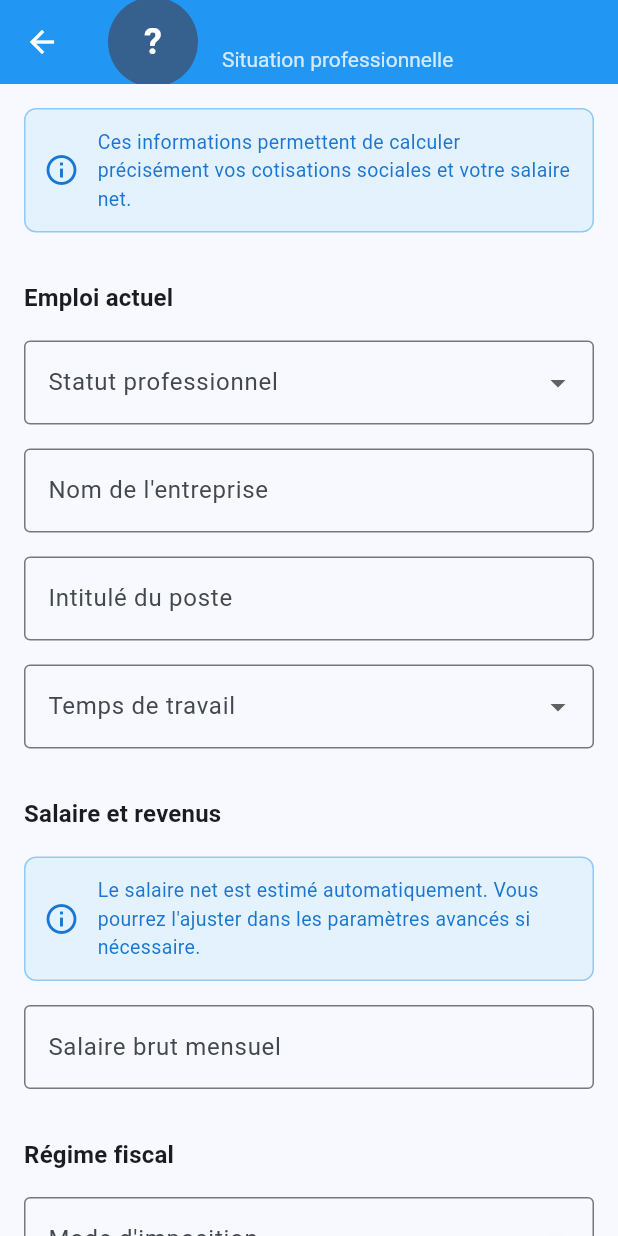
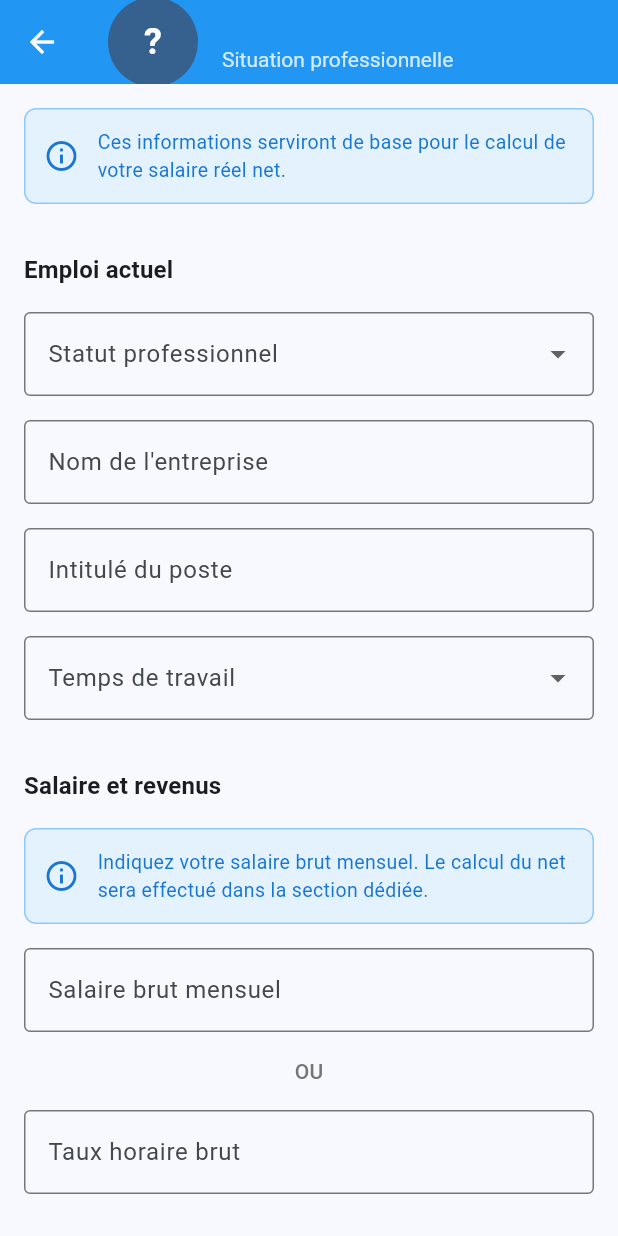
Before and after one commit to ShakaTry/job_cost, a Flutter app: the ProfessionalSituationScreen screen opened directly with empty values, on a phone screen of 412 x 824 dp. Run offline on Flutter 3.47's test engine with Material 3 defaults, Android fonts, the phone set to English and light mode, and no system bars; our stand-ins replace shared_preferences; accounts and stored records are empty.

Commit message:
refactor: Simplify professional situation page and add hourly rate
- Remove net salary estimation (will be calculated in dedicated section)
- Add hourly rate input as alternative to monthly salary
- Auto-clear fields when switching between monthly/hourly
- Display weekly hours based on work time selection
- Update info messages to reflect collection-only purpose

🤖 Generated with [Claude Code](https://claude.ai/code)

Co-Authored-By: Claude <noreply@anthropic.com>

```diff
--- a/lib/constants/app_strings.dart
+++ b/lib/constants/app_strings.dart
@@ -89,14 +89,18 @@ class AppStrings {
   static const String jobTitle = 'Intitulé du poste';
   static const String workTime = 'Temps de travail';
   static const String grossMonthlySalary = 'Salaire brut mensuel';
+  static const String grossHourlyRate = 'Taux horaire brut';
   static const String grossAnnualSalary = 'Salaire brut annuel';
   static const String netMonthlySalary = 'Salaire net mensuel estimé';
   static const String taxSystem = 'Mode d\'imposition';
   static const String companyNameHint = 'Ex: Société ABC';
   static const String jobTitleHint = 'Ex: Développeur web';
   static const String salaryHint = 'En euros';
-  static const String professionalInfoMessage = 'Ces informations permettent de calculer précisément vos cotisations sociales et votre salaire net.';
-  static const String salaryInfoMessage = 'Le salaire net est estimé automatiquement. Vous pourrez l\'ajuster dans les paramètres avancés si nécessaire.';
+  static const String hourlyRateHint = 'En euros';
+  static const String or = 'OU';
+  static const String hoursPerWeek = 'heures/semaine';
+  static const String professionalInfoMessage = 'Ces informations serviront de base pour le calcul de votre salaire réel net.';
+  static const String salaryInfoMessage = 'Indiquez votre salaire brut mensuel. Le calcul du net sera effectué dans la section dédiée.';
   static const String monthlyAmount = 'par mois';
   static const String annualAmount = 'par an';
   static const String euroSymbol = '€';
--- a/lib/screens/professional_situation_screen.dart
+++ b/lib/screens/professional_situation_screen.dart
@@ -25,6 +25,7 @@ class _ProfessionalSituationScreenState extends State<ProfessionalSituationScree
   late TextEditingController _companyNameController;
   late TextEditingController _jobTitleController;
   late TextEditingController _salaryController;
+  late TextEditingController _hourlyRateController;
   late String _employmentStatus;
   late String _workTime;
   late String _taxSystem;
@@ -41,6 +42,7 @@ class _ProfessionalSituationScreenState extends State<ProfessionalSituationScree
         ? _formatSalary(widget.profile.grossMonthlySalary.toStringAsFixed(0))
         : ''
     );
+    _hourlyRateController = TextEditingController();
     _employmentStatus = widget.profile.employmentStatus;
     _workTime = widget.profile.workTime;
     _taxSystem = widget.profile.taxSystem;
@@ -48,6 +50,7 @@ class _ProfessionalSituationScreenState extends State<ProfessionalSituationScree
     _companyNameController.addListener(_saveData);
     _jobTitleController.addListener(_saveData);
     _salaryController.addListener(_onSalaryChanged);
+    _hourlyRateController.addListener(_onHourlyRateChanged);
   }
 
   @override
@@ -55,6 +58,7 @@ class _ProfessionalSituationScreenState extends State<ProfessionalSituationScree
     _companyNameController.dispose();
     _jobTitleController.dispose();
     _salaryController.dispose();
+    _hourlyRateController.dispose();
     super.dispose();
   }
 
@@ -91,7 +95,27 @@ class _ProfessionalSituationScreenState extends State<ProfessionalSituationScree
       );
     }
 
+    // Clear hourly rate when monthly salary is entered
+    if (_salaryController.text.isNotEmpty && _hourlyRateController.text.isNotEmpty) {
+      _hourlyRateController.clear();
+    }
+
     _saveData();
+  }
+
+  void _onHourlyRateChanged() {
+    // Clear monthly salary when hourly rate is entered
+    if (_hourlyRateController.text.isNotEmpty && _salaryController.text.isNotEmpty) {
+      _salaryController.clear();
+    }
+
+    _saveData();
+  }
+
+  double _calculateMonthlyFromHourly() {
+    final hourlyRate = double.tryParse(_hourlyRateController.text.replaceAll(' ', '')) ?? 0.0;
+    // Assume 35 hours/week by default, 4.33 weeks/month
+    return hourlyRate * 35 * 4.33;
   }
 
   double _parseSalary(String value) {
@@ -103,18 +127,6 @@ class _ProfessionalSituationScreenState extends State<ProfessionalSituationScree
     return monthlySalary * 12;
   }
 
-  double _estimateNetSalary(double grossSalary) {
-    if (_isIndependent()) {
-      return grossSalary * 0.65;
-    } else {
-      return grossSalary * 0.77;
-    }
-  }
-
-  bool _isIndependent() {
-    return _employmentStatus == 'Auto-entrepreneur' ||
-           _employmentStatus == 'Indépendant';
-  }
 
   bool _hasEmployment() {
     return _employmentStatus != 'Sans emploi' &&
@@ -130,7 +142,7 @@ class _ProfessionalSituationScreenState extends State<ProfessionalSituationScree
           companyName: _companyNameController.text.trim().isEmpty ? null : _companyNameController.text.trim(),
           jobTitle: _jobTitleController.text.trim().isEmpty ? null : _jobTitleController.text.trim(),
           workTime: _workTime,
-          grossMonthlySalary: _parseSalary(_salaryController.text),
+          grossMonthlySalary: _salaryController.text.isNotEmpty ? _parseSalary(_salaryController.text) : _calculateMonthlyFromHourly(),
           taxSystem: _taxSystem,
         );
 
@@ -143,11 +155,32 @@ class _ProfessionalSituationScreenState extends State<ProfessionalSituationScree
     }
   }
 
+  String _getWeeklyHours() {
+    switch (_workTime) {
+      case 'Temps plein':
+        return '35 ${AppStrings.hoursPerWeek}';
+      case 'Temps partiel 80%':
+        return '28 ${AppStrings.hoursPerWeek}';
+      case 'Temps partiel 60%':
+        return '21 ${AppStrings.hoursPerWeek}';
+      case 'Temps partiel 50%':
+      case 'Mi-temps':
+        return '17.5 ${AppStrings.hoursPerWeek}';
+      default:
+        return '';
+    }
+  }
+
   @override
   Widget build(BuildContext context) {
-    final monthlySalary = _parseSalary(_salaryController.text);
+    double monthlySalary = _parseSalary(_salaryController.text);
+
+    // Calculate monthly from hourly if no monthly salary is set
+    if (monthlySalary == 0 && _hourlyRateController.text.isNotEmpty) {
+      monthlySalary = _calculateMonthlyFromHourly();
+    }
+
     final annualSalary = _calculateAnnualSalary(monthlySalary);
-    final netSalary = _estimateNetSalary(monthlySalary);
 
     return Scaffold(
       appBar: AppBar(
@@ -302,7 +335,53 @@ class _ProfessionalSituationScreenState extends State<ProfessionalSituationScree
                 inputFormatters: [
                   FilteringTextInputFormatter.digitsOnly,
                 ],
+                textInputAction: TextInputAction.next,
+              ),
+
+              const SizedBox(height: AppConstants.defaultPadding),
+
+              Center(
+                child: Text(
+                  AppStrings.or,
+                  style: TextStyle(
+                    color: Colors.grey[600],
+                    fontWeight: FontWeight.w500,
+                  ),
+                ),
+              ),
+
+              const SizedBox(height: AppConstants.defaultPadding),
+
+              Row(
+                children: [
+                  Expanded(
+                    child: TextFormField(
+                      controller: _hourlyRateController,
+                      decoration: const InputDecoration(
+                        labelText: AppStrings.grossHourlyRate,
+                        hintText: AppStrings.hourlyRateHint,
+                        border: OutlineInputBorder(),
+                        suffixText: AppStrings.euroSymbol,
+                      ),
+                      keyboardType: const TextInputType.numberWithOptions(decimal: true),
+                      inputFormatters: [
+                        FilteringTextInputFormatter.allow(RegExp(r'[0-9.]')),
+                      ],
                       textInputAction: TextInputAction.done,
+                    ),
+                  ),
+                  if (_workTime == 'Temps plein' || _workTime == 'Temps partiel 80%' || _workTime == 'Temps partiel 60%' || _workTime == 'Temps partiel 50%')
+                    Padding(
+                      padding: const EdgeInsets.only(left: AppConstants.smallPadding),
+                      child: Text(
+                        _getWeeklyHours(),
+                        style: TextStyle(
+                          color: Colors.grey[600],
+                          fontSize: 12,
+                        ),
+                      ),
+                    ),
+                ],
               ),
 
               if (monthlySalary > 0) ...[
@@ -314,32 +393,13 @@ class _ProfessionalSituationScreenState extends State<ProfessionalSituationScree
                     color: Colors.grey[100],
                     borderRadius: BorderRadius.circular(AppConstants.defaultRadius),
                   ),
-                  child: Column(
-                    crossAxisAlignment: CrossAxisAlignment.start,
-                    children: [
-                      Row(
+                  child: Row(
                     mainAxisAlignment: MainAxisAlignment.spaceBetween,
                     children: [
                       const Text(AppStrings.grossAnnualSalary),
                       Text(
                         '${_formatSalary(annualSalary.toStringAsFixed(0))} ${AppStrings.euroSymbol}',
                         style: const TextStyle(fontWeight: FontWeight.bold),
-                          ),
-                        ],
-                      ),
-                      const SizedBox(height: AppConstants.smallPadding),
-                      Row(
-                        mainAxisAlignment: MainAxisAlignment.spaceBetween,
-                        children: [
-                          const Text(AppStrings.netMonthlySalary),
-                          Text(
-                            '${_formatSalary(netSalary.toStringAsFixed(0))} ${AppStrings.euroSymbol}',
-                            style: TextStyle(
-                              fontWeight: FontWeight.bold,
-                              color: Colors.green[700],
-                            ),
-                          ),
-                        ],
                       ),
                     ],
                   ),
```
Lines whose indentation alone changed are shown as unchanged.
